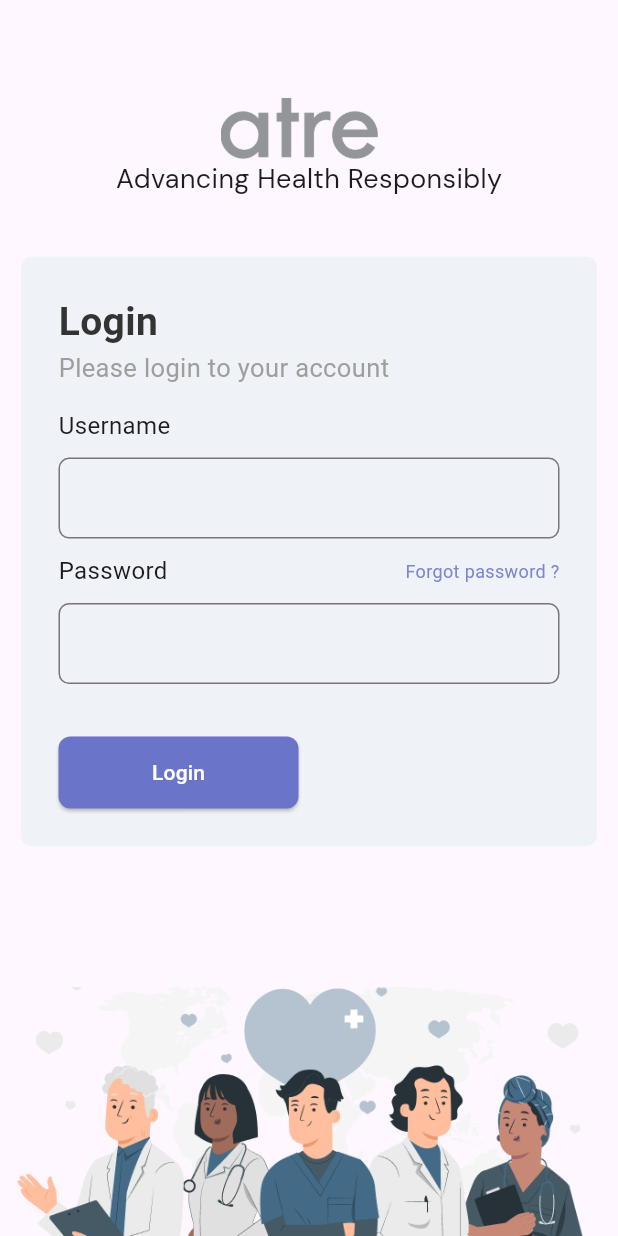
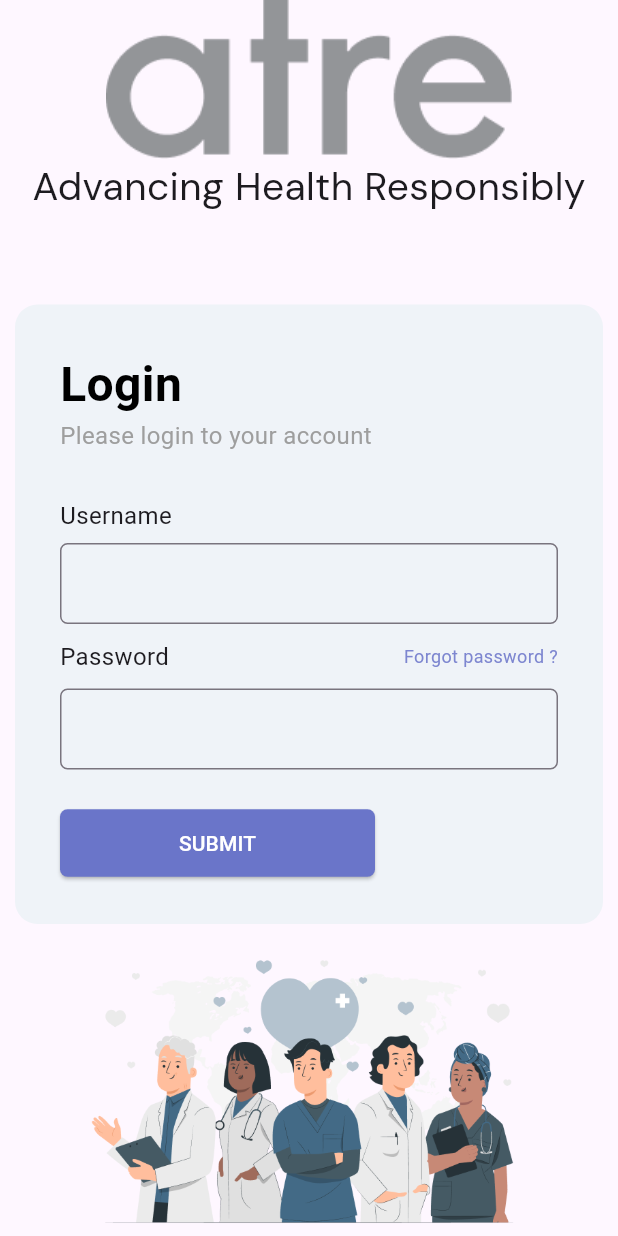
Before and after one commit to GayathriThanishka/ResponsiveLoginUi, a Flutter app: the screen it shows after launch, on a phone screen of 412 x 824 dp. Run offline on Flutter 3.47's test engine with Material 3 defaults, Android fonts, the phone set to English and light mode, and no system bars; our stand-ins replace google_fonts.

Commit message:
adaptive layout

```diff
--- a/lib/main.dart
+++ b/lib/main.dart
@@ -1,10 +1,8 @@
 import 'package:atrewebapplication/modelView/login_Page_Provider.dart';
-import 'package:atrewebapplication/responsive/Login%20Responsive/desktop_Scaffold.dart';
-import 'package:atrewebapplication/responsive/Login%20Responsive/mobile_Scaffold.dart';
-import 'package:atrewebapplication/view/login_Page.dart';
-
 import 'package:flutter/material.dart';
 import 'package:provider/provider.dart';
+
+import 'Pages/Login/login_page.dart';
 
 void main() {
   runApp(const MyApp());
@@ -22,7 +20,7 @@ class MyApp extends StatelessWidget {
       child: const MaterialApp(
 
         debugShowCheckedModeBanner: false,
-        home: LoginPage()
+        home: LoginScreen()
       ),);
 
   }
--- a/lib/modelView/login_Page_Provider.dart
+++ b/lib/modelView/login_Page_Provider.dart
@@ -1,4 +1,4 @@
-import 'package:atrewebapplication/responsive/Login%20Responsive/desktop_Scaffold.dart';
+import 'package:atrewebapplication/view/responsive/Login%20Responsive/desktop_Scaffold.dart';
 import 'package:flutter/material.dart';
 import 'package:flutter/widgets.dart';
 
--- /dev/null
+++ b/lib/pages/Login/login_page.dart
@@ -0,0 +1,61 @@
+import 'package:atrewebapplication/modelView/login_Page_Provider.dart';
+import 'package:atrewebapplication/pages/components/form_widget.dart';
+import 'package:atrewebapplication/util/adaptive_layout.dart';
+import 'package:flutter/material.dart';
+import 'package:flutter/widgets.dart';
+import 'package:google_fonts/google_fonts.dart';
+import 'package:provider/provider.dart';
+
+import '../components/indro_widget.dart';
+
+class LoginScreen extends StatefulWidget {
+  const LoginScreen({super.key});
+
+  @override
+  State<LoginScreen> createState() => _LoginScreenState();
+}
+
+class _LoginScreenState extends State<LoginScreen> {
+  // Form Key
+    final appkey = GlobalKey<FormState>();
+
+  @override
+  Widget build(BuildContext context) {
+
+    final bool isMobile = Adaptive.isMobile(context);
+    final bool isTablet = Adaptive.isTablet(context);
+    return  Scaffold(
+      body:    Row(
+            children: [
+              if(!isMobile)
+          const Expanded(
+                flex: 1,
+                child: IntroWidget()
+              ),
+               Expanded(
+                child: Column(
+                  mainAxisAlignment:!isMobile?MainAxisAlignment.center: MainAxisAlignment.start,
+                  crossAxisAlignment: !isMobile? CrossAxisAlignment.start:CrossAxisAlignment.center,
+                  children: [
+                    if(isMobile)
+                 const   IntroWidget(),
+
+                   if(isMobile)
+                  const SizedBox(height: 50,),
+                 const FormWidget(),
+                  if(isMobile)
+                  Expanded(child: buildBottomImg())
+
+                  ],
+                )
+              ),
+            ],
+          ),
+
+
+    );
+  }
+Widget  buildBottomImg(){
+  return Image.asset("assets/Group 8776.png");
+}
+}
--- /dev/null
+++ b/lib/pages/components/form_widget.dart
@@ -0,0 +1,136 @@
+import 'package:atrewebapplication/modelView/login_Page_Provider.dart';
+import 'package:atrewebapplication/util/adaptive_layout.dart';
+import 'package:flutter/material.dart';
+import 'package:google_fonts/google_fonts.dart';
+import 'package:provider/provider.dart';
+
+class FormWidget extends StatefulWidget {
+  const FormWidget({super.key});
+
+  @override
+  State<FormWidget> createState() => _FormWidgetState();
+}
+
+class _FormWidgetState extends State<FormWidget> {
+    final appkey = GlobalKey<FormState>();
+  @override
+  Widget build(BuildContext context) {
+        final bool isDesktop = Adaptive.isDesktop(context);
+            final bool isMobile = Adaptive.isMobile(context);
+
+    return Consumer<LoginProvider>(
+        builder: (context, snap, child) => Container(
+          padding: EdgeInsets.all(30),
+          margin:EdgeInsets.all(10),
+          decoration:!isMobile?null:  BoxDecoration(
+                     borderRadius: BorderRadius.circular(15),
+                      color:const Color(0xffEFF3F8)),
+          child: Padding(
+            padding:!isMobile?   EdgeInsets.symmetric(horizontal: 40):EdgeInsets.zero,
+            child: Form(
+              key: appkey,
+              child: Column(
+                mainAxisAlignment: MainAxisAlignment.center,
+                crossAxisAlignment: CrossAxisAlignment.start,
+                children: [
+                  Text("Login",
+                      style: GoogleFonts.roboto(
+                          color: Colors.black,
+                          fontWeight: FontWeight.w700,
+                          fontSize: 32)),
+                  Text(
+                    "Please login to your account",
+                    style: GoogleFonts.roboto(
+                        fontSize: 16, color: Colors.grey),
+                  ),
+                  const SizedBox(
+                    height: 30,
+                  ),
+                  Text(
+                    "Username",
+                    style: GoogleFonts.roboto(fontSize: 16),
+                  ),
+                  const SizedBox(
+                    height: 7,
+                  ),
+                  SizedBox(
+                    width:isDesktop? MediaQuery.of(context).size.width *0.3:null,               child: Column(
+                      children: [
+                        TextFormField(
+                          controller: snap.emailIdController,
+                          validator: (value) =>
+                              snap.emailValidation(value),
+                          decoration: const InputDecoration(
+                            border: OutlineInputBorder(
+                                borderRadius:
+                                    BorderRadius.all(Radius.circular(5))),
+                            contentPadding: EdgeInsets.all(15),
+                            isDense: true,
+
+                          ),
+                        ),
+                        const SizedBox(
+                    height: 10,
+                  ),
+                  Row(
+                    mainAxisAlignment: MainAxisAlignment.spaceBetween,
+                    children: [
+                      Text(
+                        "Password",
+                        style: GoogleFonts.roboto(fontSize: 16),
+                      ),
+                      Text("Forgot password ?",
+                          style: GoogleFonts.roboto(
+                              fontSize: 12,
+                              color: const Color(0XFF7D86D0)),
+                          textAlign: TextAlign.end),
+                    ],
+                  ),
+                  const SizedBox(
+                    height: 10,
+                  ),
+                  TextFormField(
+                    controller: snap.passwordController,
+                    validator: (value) =>
+                        snap.passwordValidation(value),
+                    decoration: const InputDecoration(
+                      border: OutlineInputBorder(
+                          borderRadius:
+                              BorderRadius.all(Radius.circular(5))),
+                      contentPadding: EdgeInsets.all(15),
+                      isDense: true,
+
+                    ),
+                  ),
+                  const SizedBox(
+                    height: 25,
+                  ),
+                      ],
+                    ),
+                  ),
+
+                  ElevatedButton(
+                    onPressed: () {
+                      snap.submitButtonClickEvent(
+                        context: context,
+                        appkey: appkey,
+                      );
+                    },
+                    style: ElevatedButton.styleFrom(
+                      fixedSize: const Size(210, 45),
+                      backgroundColor: const Color(0XFF6A75C9),
+                      shape: RoundedRectangleBorder(
+                        borderRadius: BorderRadius.circular(5.0),
+                      ),
+                    ),
+                    child: const Text("SUBMIT",
+                        style: TextStyle(color: Colors.white)),
+                  ),
+                ],
+              ),
+            ),
+          ),
+        ),)
+          ;
+  }
+}
--- /dev/null
+++ b/lib/pages/components/indro_widget.dart
@@ -0,0 +1,38 @@
+import 'package:atrewebapplication/util/adaptive_layout.dart';
+import 'package:flutter/material.dart';
+import 'package:google_fonts/google_fonts.dart';
+
+class IntroWidget extends StatefulWidget {
+  const IntroWidget({super.key});
+
+  @override
+  State<IntroWidget> createState() => _IntroWidgetState();
+}
+
+class _IntroWidgetState extends State<IntroWidget> {
+
+
+  @override
+  Widget build(BuildContext context) {
+            final bool isMobile = Adaptive.isMobile(context);
+
+    return Container(
+                  decoration:isMobile?null: const BoxDecoration(
+                      image: DecorationImage(
+                          image: AssetImage("assets/Group 8776.png"),
+                          alignment: Alignment.bottomCenter),
+                      color: Color(0xffEFF3F8)),
+                  child: Column(
+                    children: [
+                      Image.asset("assets/companyname (2).png",),
+                      Text(
+                        "Advancing Health Responsibly",
+                        style: GoogleFonts.dmSans(
+                          fontSize: 26,
+                        ),
+                      )
+                    ],
+                  ),
+                );
+  }
+}
--- /dev/null
+++ b/lib/util/adaptive_layout.dart
@@ -0,0 +1,14 @@
+import 'package:flutter/cupertino.dart';
+
+class Adaptive {
+  // Mobile
+  static bool isMobile(BuildContext context) =>
+      MediaQuery.of(context).size.width < 767;
+  // Tablet
+  static bool isTablet(BuildContext context) =>
+      MediaQuery.of(context).size.width >= 767 &&
+      MediaQuery.of(context).size.width < 1366;
+  // Desktop
+  static bool isDesktop(BuildContext context) =>
+      MediaQuery.of(context).size.width >= 1366;
+}
--- a/lib/responsive/responsive_Layout.dart
+++ b/lib/util/responsive_Layout.dart
@@ -1,11 +1,10 @@
 import 'package:flutter/material.dart';
 
 class ResponsiveLayout extends StatefulWidget {
- // const ResponsiveLayout({super.key});
    final Widget mobileScaffold;
  final Widget tabletScaffold;
  final Widget desktopScaffold;
- ResponsiveLayout({required this.mobileScaffold,required this.tabletScaffold,required this.desktopScaffold});
+ const ResponsiveLayout({super.key, required this.mobileScaffold,required this.tabletScaffold,required this.desktopScaffold});
 
   @override
   State<ResponsiveLayout> createState() => _ResponsiveLayoutState();
--- a/lib/view/login_Page.dart
+++ b/lib/view/login_Page.dart
@@ -1,7 +1,7 @@
-import 'package:atrewebapplication/responsive/Login%20Responsive/desktop_Scaffold.dart';
-import 'package:atrewebapplication/responsive/Login%20Responsive/mobile_Scaffold.dart';
-import 'package:atrewebapplication/responsive/responsive_Layout.dart';
-import 'package:atrewebapplication/responsive/Login%20Responsive/tablet_Scaffold.dart';
+import 'package:atrewebapplication/view/responsive/Login%20Responsive/desktop_Scaffold.dart';
+import 'package:atrewebapplication/view/responsive/Login%20Responsive/mobile_Scaffold.dart';
+import 'package:atrewebapplication/util/responsive_Layout.dart';
+import 'package:atrewebapplication/view/responsive/Login%20Responsive/tablet_Scaffold.dart';
 import 'package:flutter/material.dart';
 
 class LoginPage extends StatefulWidget {
@@ -14,7 +14,7 @@ class LoginPage extends StatefulWidget {
 class _LoginPageState extends State<LoginPage> {
   @override
   Widget build(BuildContext context) {
-    return ResponsiveLayout(mobileScaffold:const  MobileScaffold(), tabletScaffold: TabletScaffold(), desktopScaffold:const DesktopScaffold());
+    return const ResponsiveLayout(mobileScaffold:  MobileScaffold(), tabletScaffold: TabletScaffold(), desktopScaffold: DesktopScaffold());
 
 
   }
--- a/lib/responsive/Login Responsive/desktop_Scaffold.dart
+++ b/lib/view/responsive/Login Responsive/desktop_Scaffold.dart
@@ -22,6 +22,11 @@ class _DesktopScaffoldState extends State<DesktopScaffold> {
             Expanded(
               flex: 1,
               child: Container(
+                decoration: const BoxDecoration(
+                    image: DecorationImage(
+                        image: AssetImage("assets/Group 8776.png"),
+                        alignment: Alignment.bottomCenter),
+                    color: Color(0xffEFF3F8)),
                 child: Column(
                   children: [
                     Image.asset("assets/companyname (2).png"),
@@ -36,11 +41,6 @@ class _DesktopScaffoldState extends State<DesktopScaffold> {
                     )
                   ],
                 ),
-                decoration: const BoxDecoration(
-                    image: DecorationImage(
-                        image: AssetImage("assets/Group 8776.png"),
-                        alignment: Alignment.bottomCenter),
-                    color: Color(0xffEFF3F8)),
               ),
             ),
             Expanded(
@@ -159,8 +159,6 @@ class _DesktopScaffoldState extends State<DesktopScaffold> {
                                     appkey: appkey,
                                   );
                                 },
-                                child: const Text("SUBMIT",
-                                    style: TextStyle(color: Colors.white)),
                                 style: ElevatedButton.styleFrom(
                                   fixedSize: const Size(210, 45),
                                   backgroundColor: const Color(0XFF6A75C9),
@@ -168,6 +166,8 @@ class _DesktopScaffoldState extends State<DesktopScaffold> {
                                     borderRadius: BorderRadius.circular(5.0),
                                   ),
                                 ),
+                                child: const Text("SUBMIT",
+                                    style: TextStyle(color: Colors.white)),
                               ),
                             ),
                           ],
@@ -180,6 +180,7 @@ class _DesktopScaffoldState extends State<DesktopScaffold> {
             ),
           ],
         ),
+
       );
     });
   }
--- a/lib/responsive/Login Responsive/tablet_Scaffold.dart
+++ b/lib/view/responsive/Login Responsive/tablet_Scaffold.dart
@@ -24,6 +24,11 @@ class _TabletScaffoldState extends State<TabletScaffold> {
             Expanded(
               flex: 1,
               child: Container(
+                decoration: const BoxDecoration(
+                    image: DecorationImage(
+                        image: AssetImage("assets/Group 8776.png"),
+                        alignment: Alignment.bottomCenter),
+                    color: Color(0xffEFF3F8)),
                 child: Padding(
                   padding: const EdgeInsets.all(40.0),
                   child: Column(
@@ -38,11 +43,6 @@ class _TabletScaffoldState extends State<TabletScaffold> {
                     ],
                   ),
                 ),
-                decoration: const BoxDecoration(
-                    image: DecorationImage(
-                        image: AssetImage("assets/Group 8776.png"),
-                        alignment: Alignment.bottomCenter),
-                    color: Color(0xffEFF3F8)),
               ),
             ),
             Expanded( child: Center(
```
Also changed, not shown: lib/view/responsive/Login Responsive/mobile_Scaffold.dart (renamed from lib/responsive/Login Responsive/mobile_Scaffold.dart).
